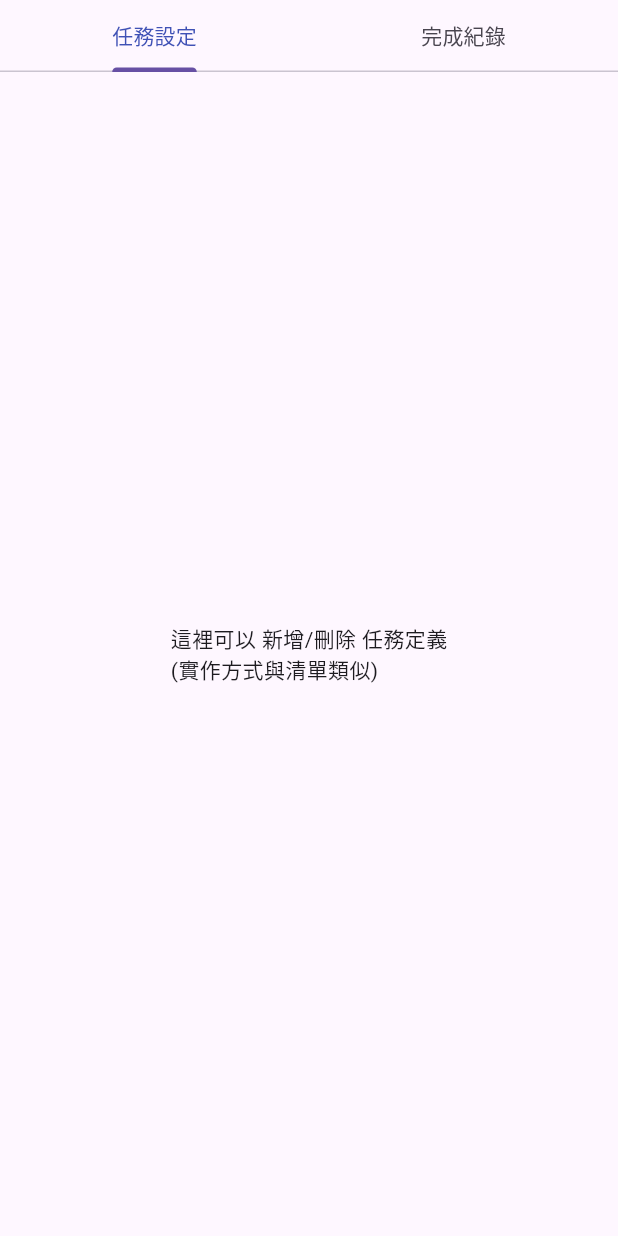
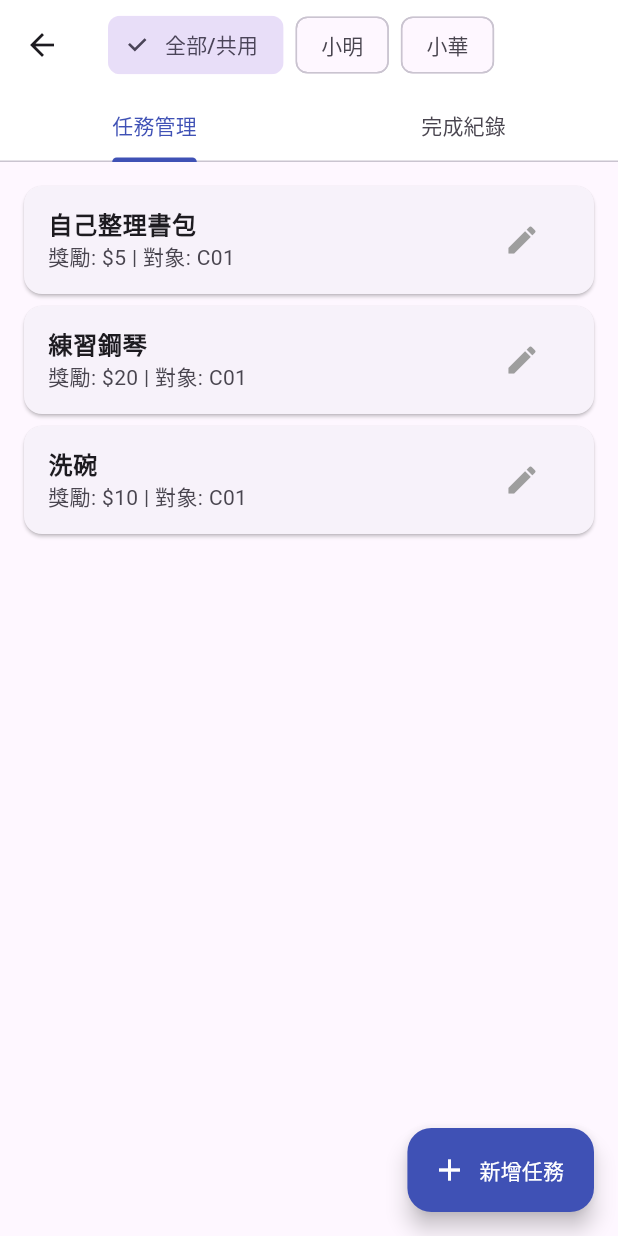
Before and after one commit to namonroll/shadow_wallet, a Flutter app: the ParentTaskManageView screen opened directly, on a phone screen of 412 x 824 dp. Run offline on Flutter 3.47's test engine with Material 3 defaults, Android fonts, the phone set to English and light mode, and no system bars.

Commit message:
任務管理

```diff
--- a/lib/core/providers/auth_provider.dart
+++ b/lib/core/providers/auth_provider.dart
@@ -11,6 +11,8 @@ class AuthProvider extends ChangeNotifier {
   // 2. 預載 MockDatabase 的實體資料 (未來替換成從 API fetch)
   final Child _childData = DataService.fetchChildInfo();
   final Parent _parentData = DataService.fetchParentInfo();
+  String get familyId => _parentData.familyId;
+  // 提供一個 getter 讓全 App 都能拿到目前的 FamilyId
 
   // 取得狀態
   UserRole get currentRole => _currentRole;
--- a/lib/data/mock/mock_database.dart
+++ b/lib/data/mock/mock_database.dart
@@ -38,6 +38,7 @@ class MockDatabase {
     Task(
       taskId: "task_01",
       familyId: "fam_001",
+      targetChildId: "C01",
       name: "自己整理書包",
       category: TaskCategory.A,
       dayType: TaskDayType.weekday,
@@ -48,6 +49,7 @@ class MockDatabase {
     Task(
       taskId: "task_02",
       familyId: "fam_001",
+      targetChildId: "C01",
       name: "練習鋼琴",
       category: TaskCategory.B,
       dayType: TaskDayType.weekend,
@@ -58,6 +60,7 @@ class MockDatabase {
     Task(
       taskId: "task_03",
       familyId: "fam_001",
+      targetChildId: "C01",
       name: "洗碗",
       category: TaskCategory.C,
       dayType: TaskDayType.weekday,
--- a/lib/data/models/task_model.dart
+++ b/lib/data/models/task_model.dart
@@ -3,6 +3,7 @@ import '../enums.dart';
 class Task {
   final String taskId;
   final String familyId;
+  final String? targetChildId; // 可選，若為 null 代表全家通用
   final String name;
   final TaskCategory category;
   final TaskDayType dayType;
@@ -14,6 +15,7 @@ class Task {
   Task({
     required this.taskId,
     required this.familyId,
+    this.targetChildId,
     required this.name,
     required this.category,
     required this.dayType,
@@ -26,6 +28,7 @@ class Task {
   Task copyWith({String? name, bool? isActive, int? baseCoin}) => Task(
     taskId: taskId,
     familyId: familyId,
+    targetChildId: targetChildId,
     name: name ?? this.name,
     category: category,
     dayType: dayType,
--- a/lib/features/daily_tasks/providers/task_provider.dart
+++ b/lib/features/daily_tasks/providers/task_provider.dart
@@ -1,26 +1,59 @@
 import 'package:flutter/material.dart';
 import '../../../core/services/data_service.dart';
 import '../../../data/models/task_completion.dart';
-import '../../finance_periodic/providers/wallet_provider.dart';
 import '../../../data/models/task_model.dart';
 import '../../../data/enums.dart';
+import '../../finance_periodic/providers/wallet_provider.dart';
 
 class TaskProvider extends ChangeNotifier {
-  // 1. 私有狀態
-  // 從 Service 抓取所有定義好的任務
-  final List<Task> _allTasks = DataService.fetchAllTasks();
-  // 任務完成紀錄
+  // --- 1. 私有狀態 ---
   final List<TaskCompletion> _completions = [];
+  List<Task> _allTasks = []; // 移除 final，以便初始化載入
 
-  // 2. Getter (讓 View 變成伸手將軍)
-  List<Task> get availableTasks => _allTasks;
+  String? _selectedChildId; // null 代表顯示全部
+  bool _isLoading = false;
 
-  // 這裡我們讓最新的紀錄排在最前面，方便家長查看
-  List<TaskCompletion> get history => _completions.reversed.toList();
+  // --- 2. Getters ---
+  bool get isLoading => _isLoading;
+  String? get selectedChildId => _selectedChildId;
 
-  // 3. 業務邏輯
+  /// 供「孩子端」或「管理清單」顯示的過濾清單
+  List<Task> get displayTasks {
+    return _allTasks.where((t) {
+      if (!t.isActive) return false;
+      if (_selectedChildId == null) return true;
+      return t.targetChildId == _selectedChildId || t.targetChildId == null;
+    }).toList();
+  }
 
-  /// 孩子直接完成任務 (信任制)
+  /// 供「紀錄分頁」顯示的過濾清單 (最新的在前)
+  List<TaskCompletion> get displayHistory {
+    if (_selectedChildId == null) return _completions;
+    return _completions.where((c) => c.childId == _selectedChildId).toList();
+  }
+
+  // --- 3. 初始化與設定 ---
+
+  TaskProvider() {
+    loadInitialData(); // 構造函數直接觸發載入
+  }
+
+  void loadInitialData() {
+    _isLoading = true;
+    // notifyListeners(); // 如果在構造函數調用，這裡通常不需要通知
+    _allTasks = DataService.fetchAllTasks();
+    _isLoading = false;
+    notifyListeners();
+  }
+
+  void selectChild(String? childId) {
+    _selectedChildId = childId;
+    notifyListeners();
+  }
+
+  // --- 4. 業務邏輯 (孩子動作) ---
+
+  /// 孩子點擊完成 (信任制：直接記錄 + 直接加錢)
   void completeTaskDirectly(Task task, String childId, WalletProvider wallet) {
     final newLog = TaskCompletion(
       completionId: "LOG_${DateTime.now().millisecondsSinceEpoch}",
@@ -28,38 +61,54 @@ class TaskProvider extends ChangeNotifier {
       childId: childId,
       reportedBy: UserRole.child,
       status: TaskStatus.completed,
-      coinEarned: task.baseCoin.toInt(),
+      coinEarned: task.baseCoin,
       completedAt: DateTime.now(),
       timeSavedMin: 0,
     );
 
-    // 更新本地狀態
-    _completions.add(newLog);
+    // 建議將新紀錄插在最前面，這樣 displayHistory 就不用每次 reversed
+    _completions.insert(0, newLog);
 
-    // 跨 Provider 連動：增加錢包餘額
-    wallet.addIncome(task.baseCoin.toInt());
-
-    // 模擬存檔邏輯 (將來這裡會改為呼叫 API)
-    // DataService.saveTaskCompletion(newLog);
-
+    // 同步更新錢包
+    wallet.addIncome(task.baseCoin);
     notifyListeners();
   }
 
-  /// 家長事後駁回紀錄
-  void revertTask(TaskCompletion log, WalletProvider wallet) {
-    // 從清單移除
-    _completions.removeWhere((item) => item.completionId == log.completionId);
+  // --- 5. 管理邏輯 (家長 CRUD) ---
 
-    // 跨 Provider 連動：扣回已發放的金額 (傳入負值)
-    wallet.addIncome(-log.coinEarned);
-
-    // 模擬存檔邏輯 (同步更新 Mock 數據源)
-    // DataService.deleteTaskCompletion(log.completionId);
-
+  void addNewTask(Task task) {
+    DataService.insertTask(task);
+    _allTasks.insert(0, task);
     notifyListeners();
   }
 
-  // 4. 輔助邏輯：根據 ID 找任務名稱 (家長端紀錄顯示用)
+  void modifyTask(Task updatedTask) {
+    DataService.updateTask(updatedTask);
+    int index = _allTasks.indexWhere((t) => t.taskId == updatedTask.taskId);
+    if (index != -1) {
+      _allTasks[index] = updatedTask;
+      notifyListeners();
+    }
+  }
+
+  void removeTask(String taskId) {
+    DataService.deactivateTask(taskId);
+    int index = _allTasks.indexWhere((t) => t.taskId == taskId);
+    if (index != -1) {
+      _allTasks[index] = _allTasks[index].copyWith(isActive: false);
+      notifyListeners();
+    }
+  }
+
+  /// 駁回紀錄 (扣錢 + 刪除紀錄)
+  void revertTask(TaskCompletion log, WalletProvider wallet) {
+    _completions.removeWhere((item) => item.completionId == log.completionId);
+    wallet.addIncome(-log.coinEarned);
+    notifyListeners();
+  }
+
+  // --- 6. 輔助工具 ---
+
   String getTaskNameById(String taskId) {
     try {
       return _allTasks.firstWhere((t) => t.taskId == taskId).name;
--- a/lib/features/daily_tasks/view/child_task_list_view.dart
+++ b/lib/features/daily_tasks/view/child_task_list_view.dart
@@ -11,7 +11,7 @@ class ChildTaskListView extends StatelessWidget {
   @override
   Widget build(BuildContext context) {
     // 使用封裝好的 getter 拿資料
-    final tasks = context.watch<TaskProvider>().availableTasks;
+    final tasks = context.watch<TaskProvider>().displayTasks;
 
     return ListView.builder(
       padding: const EdgeInsets.all(12),
--- a/lib/features/daily_tasks/view/parent_task_manage_view.dart
+++ b/lib/features/daily_tasks/view/parent_task_manage_view.dart
@@ -1,61 +1,113 @@
 import 'package:flutter/material.dart';
 import 'package:provider/provider.dart';
 import '../providers/task_provider.dart';
-import '../../finance_periodic/providers/wallet_provider.dart';
+import '../../../data/models/task_model.dart';
+import 'widgets/task_editor_sheet.dart';
 
 class ParentTaskManageView extends StatelessWidget {
   const ParentTaskManageView({Key? key}) : super(key: key);
 
   @override
   Widget build(BuildContext context) {
-    final history = context.watch<TaskProvider>().history;
-    final wallet = context.read<WalletProvider>();
+    final taskProvider = context.watch<TaskProvider>();
+    // 假設家長有這兩個孩子 (未來從 AuthProvider 或 FamilyProvider 抓取)
+    final childrenOptions = {"child_1": "小明", "child_2": "小華"};
 
     return DefaultTabController(
       length: 2,
-      child: Column(
+      child: Scaffold(
+        appBar: AppBar(
+          toolbarHeight: 60,
+          backgroundColor: Colors.white,
+          title: _buildChildSelector(context, taskProvider, childrenOptions),
+          bottom: const TabBar(
+            labelColor: Colors.indigo,
+            indicatorColor: Colors.indigo,
+            tabs: [Tab(text: "任務管理"), Tab(text: "完成紀錄")],
+          ),
+        ),
+        body: TabBarView(
+          children: [
+            _buildManageTab(context, taskProvider),
+            _buildHistoryTab(context, taskProvider), // 使用上一階段寫好的歷史紀錄 UI
+          ],
+        ),
+        floatingActionButton: FloatingActionButton.extended(
+          onPressed: () => _showTaskEditor(context, null), // null 代表新增
+          backgroundColor: Colors.indigo,
+          icon: const Icon(Icons.add, color: Colors.white),
+          label: const Text("新增任務", style: TextStyle(color: Colors.white)),
+        ),
+      ),
+    );
+  }
+
+  // --- 1. 孩子選擇器 (Choice Chips) ---
+  Widget _buildChildSelector(BuildContext context, TaskProvider provider, Map<String, String> children) {
+    return SingleChildScrollView(
+      scrollDirection: Axis.horizontal,
+      child: Row(
         children: [
-          const TabBar(
-            tabs: [Tab(text: "任務設定"), Tab(text: "完成紀錄")],
-            labelColor: Colors.indigo,
+          ChoiceChip(
+            label: const Text("全部/共用"),
+            selected: provider.selectedChildId == null,
+            onSelected: (val) => provider.selectChild(null),
           ),
-          Expanded(
-            child: TabBarView(
-              children: [
-                _buildTaskSettingTab(), // 管理現有任務清單
-                _buildHistoryTab(context, history, wallet), // 查看並可駁回
-              ],
+          const SizedBox(width: 8),
+          ...children.entries.map((entry) => Padding(
+            padding: const EdgeInsets.only(right: 8.0),
+            child: ChoiceChip(
+              label: Text(entry.value),
+              selected: provider.selectedChildId == entry.key,
+              onSelected: (val) => provider.selectChild(val ? entry.key : null),
             ),
-          ),
+          )),
         ],
       ),
     );
   }
 
-  Widget _buildTaskSettingTab() {
-    return const Center(child: Text("這裡可以 新增/刪除 任務定義\n(實作方式與清單類似)"));
-  }
-
-  Widget _buildHistoryTab(BuildContext context, List history, WalletProvider wallet) {
-    if (history.isEmpty) return const Center(child: Text("尚無任務完成紀錄"));
+  // --- 2. 任務管理清單 ---
+  Widget _buildManageTab(BuildContext context, TaskProvider provider) {
+    final tasks = provider.displayTasks;
+    if (tasks.isEmpty) return const Center(child: Text("目前沒有任務，趕快新增一個吧！"));
 
     return ListView.builder(
-      itemCount: history.length,
+      padding: const EdgeInsets.all(12),
+      itemCount: tasks.length,
       itemBuilder: (context, index) {
-        final log = history[index];
-        return ListTile(
-          leading: const Icon(Icons.history_edu),
-          title: Text("任務 ID: ${log.taskId}"),
-          subtitle: Text("時間: ${log.completedAt.toString().substring(0, 16)}"),
-          trailing: TextButton(
-            onPressed: () {
-              // 駁回邏輯：從紀錄刪除並扣錢
-              context.read<TaskProvider>().revertTask(log, wallet);
+        final task = tasks[index];
+        return Card(
+          child: ListTile(
+            title: Text(task.name, style: const TextStyle(fontWeight: FontWeight.bold)),
+            subtitle: Text("獎勵: \$${task.baseCoin} | 對象: ${task.targetChildId ?? '全家'}"),
+            trailing: IconButton(
+              icon: const Icon(Icons.edit, color: Colors.grey),
+              onPressed: () => _showTaskEditor(context, task), // 傳入 task 代表編輯
+            ),
+            onLongPress: () {
+              // 長按刪除提示
+              provider.removeTask(task.taskId);
+              ScaffoldMessenger.of(context).showSnackBar(const SnackBar(content: Text('已刪除任務')));
             },
-            child: const Text("駁回並扣款", style: TextStyle(color: Colors.red)),
           ),
         );
       },
     );
   }
+
+  Widget _buildHistoryTab(BuildContext context, TaskProvider provider) {
+    // 這裡放入你上一階段實作的 _buildHistoryTab 程式碼
+    // 記得改用 provider.displayHistory 來渲染，確保切換孩子時紀錄會跟著變
+    return const Center(child: Text("完成紀錄 UI (同前一階段)"));
+  }
+
+  // --- 3. 彈出新增/編輯表單 ---
+  void _showTaskEditor(BuildContext context, Task? existingTask) {
+    showModalBottomSheet(
+      context: context,
+      isScrollControlled: true, // 讓 BottomSheet 可以推到全螢幕高度以容納鍵盤
+      builder: (ctx) => TaskEditorSheet(existingTask: existingTask),
+    );
+  }
 }
--- a/lib/features/main_navigation/view/parent_main_navigation.dart
+++ b/lib/features/main_navigation/view/parent_main_navigation.dart
@@ -44,7 +44,7 @@ class _ParentMainNavigationState extends State<ParentMainNavigation> {
         selectedItemColor: Colors.indigo,
         unselectedItemColor: Colors.grey,
         items: [
-          const BottomNavigationBarItem(icon: Icon(Icons.analytics), label: '數據'),
+          const BottomNavigationBarItem(icon: Icon(Icons.analytics), label: '回顧'),
           BottomNavigationBarItem(icon: Badge(child: const Icon(Icons.fact_check),),label:'任務',),
           const BottomNavigationBarItem(icon: Icon(Icons.account_balance), label: '財務'),
           const BottomNavigationBarItem(icon: Icon(Icons.settings), label: '設定'),
```
Also changed, not shown: lib/core/services/data_service.dart (+23 -0 lines), lib/features/daily_tasks/view/widgets/task_editor_sheet.dart (added, +135 -0 lines).
